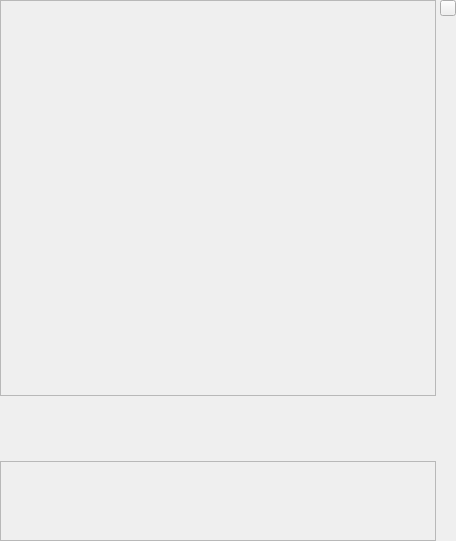
Before: the Qt Designer form wengophone/src/presentation/qt/chat/ChatWidget.ui in tkrotoff/WengoPhone, drawn with Qt 5.
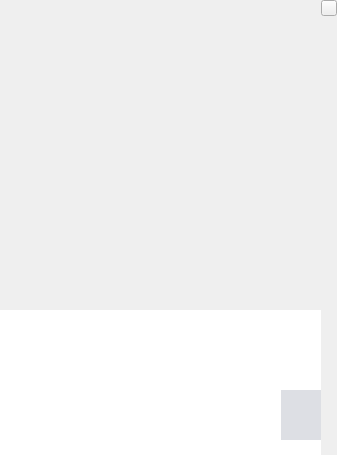
After: the same form once the commit is applied. Icons and pictures are not drawn.

Commit message: work on chat design

```diff
--- a/wengophone/src/presentation/qt/chat/ChatWidget.ui
+++ b/wengophone/src/presentation/qt/chat/ChatWidget.ui
@@ -8,8 +8,8 @@
    <rect>
     <x>0</x>
     <y>0</y>
-    <width>456</width>
-    <height>541</height>
+    <width>337</width>
+    <height>455</height>
    </rect>
   </property>
   <property name="windowTitle" >
@@ -20,20 +20,20 @@
     <number>0</number>
    </property>
    <property name="spacing" >
-    <number>4</number>
+    <number>0</number>
    </property>
    <item>
-    <layout class="QVBoxLayout" >
+    <layout class="QGridLayout" >
      <property name="margin" >
       <number>0</number>
      </property>
      <property name="spacing" >
       <number>0</number>
      </property>
-     <item>
+     <item row="0" column="0" >
       <widget class="QFrame" name="HistoryFrame" >
        <property name="frameShape" >
-        <enum>QFrame::StyledPanel</enum>
+        <enum>QFrame::NoFrame</enum>
        </property>
        <property name="frameShadow" >
         <enum>QFrame::Raised</enum>
@@ -72,7 +72,7 @@
        </layout>
       </widget>
      </item>
-     <item>
+     <item row="1" column="0" >
       <widget class="QStackedWidget" name="editActionStackedWidget" >
        <property name="enabled" >
         <bool>true</bool>
@@ -89,14 +89,279 @@
          <height>65</height>
         </size>
        </property>
+       <property name="palette" >
+        <palette>
+         <active>
+          <color>
+           <red>0</red>
+           <green>0</green>
+           <blue>0</blue>
+          </color>
+          <color>
+           <red>221</red>
+           <green>223</green>
+           <blue>228</blue>
+          </color>
+          <color>
+           <red>255</red>
+           <green>255</green>
+           <blue>255</blue>
+          </color>
+          <color>
+           <red>255</red>
+           <green>255</green>
+           <blue>255</blue>
+          </color>
+          <color>
+           <red>85</red>
+           <green>85</green>
+           <blue>85</blue>
+          </color>
+          <color>
+           <red>199</red>
+           <green>199</green>
+           <blue>199</blue>
+          </color>
+          <color>
+           <red>0</red>
+           <green>0</green>
+           <blue>0</blue>
+          </color>
+          <color>
+           <red>255</red>
+           <green>255</green>
+           <blue>255</blue>
+          </color>
+          <color>
+           <red>0</red>
+           <green>0</green>
+           <blue>0</blue>
+          </color>
+          <color>
+           <red>255</red>
+           <green>255</green>
+           <blue>255</blue>
+          </color>
+          <color>
+           <red>255</red>
+           <green>255</green>
+           <blue>255</blue>
+          </color>
+          <color>
+           <red>0</red>
+           <green>0</green>
+           <blue>0</blue>
+          </color>
+          <color>
+           <red>103</red>
+           <green>141</green>
+           <blue>178</blue>
+          </color>
+          <color>
+           <red>255</red>
+           <green>255</green>
+           <blue>255</blue>
+          </color>
+          <color>
+           <red>0</red>
+           <green>0</green>
+           <blue>238</blue>
+          </color>
+          <color>
+           <red>82</red>
+           <green>24</green>
+           <blue>139</blue>
+          </color>
+          <color>
+           <red>232</red>
+           <green>232</green>
+           <blue>232</blue>
+          </color>
+         </active>
+         <inactive>
+          <color>
+           <red>0</red>
+           <green>0</green>
+           <blue>0</blue>
+          </color>
+          <color>
+           <red>221</red>
+           <green>223</green>
+           <blue>228</blue>
+          </color>
+          <color>
+           <red>255</red>
+           <green>255</green>
+           <blue>255</blue>
+          </color>
+          <color>
+           <red>255</red>
+           <green>255</green>
+           <blue>255</blue>
+          </color>
+          <color>
+           <red>85</red>
+           <green>85</green>
+           <blue>85</blue>
+          </color>
+          <color>
+           <red>199</red>
+           <green>199</green>
+           <blue>199</blue>
+          </color>
+          <color>
+           <red>0</red>
+           <green>0</green>
+           <blue>0</blue>
+          </color>
+          <color>
+           <red>255</red>
+           <green>255</green>
+           <blue>255</blue>
+          </color>
+          <color>
+           <red>0</red>
+           <green>0</green>
+           <blue>0</blue>
+          </color>
+          <color>
+           <red>255</red>
+           <green>255</green>
+           <blue>255</blue>
+          </color>
+          <color>
+           <red>255</red>
+           <green>255</green>
+           <blue>255</blue>
+          </color>
+          <color>
+           <red>0</red>
+           <green>0</green>
+           <blue>0</blue>
+          </color>
+          <color>
+           <red>103</red>
+           <green>141</green>
+           <blue>178</blue>
+          </color>
+          <color>
+           <red>255</red>
+           <green>255</green>
+           <blue>255</blue>
+          </color>
+          <color>
+           <red>0</red>
+           <green>0</green>
+           <blue>238</blue>
+          </color>
+          <color>
+           <red>82</red>
+           <green>24</green>
+           <blue>139</blue>
+          </color>
+          <color>
+           <red>232</red>
+           <green>232</green>
+           <blue>232</blue>
+          </color>
+         </inactive>
+         <disabled>
+          <color>
+           <red>128</red>
+           <green>128</green>
+           <blue>128</blue>
+          </color>
+          <color>
+           <red>221</red>
+           <green>223</green>
+           <blue>228</blue>
+          </color>
+          <color>
+           <red>255</red>
+           <green>255</green>
+           <blue>255</blue>
+          </color>
+          <color>
+           <red>255</red>
+           <green>255</green>
+           <blue>255</blue>
+          </color>
+          <color>
+           <red>85</red>
+           <green>85</green>
+           <blue>85</blue>
+          </color>
+          <color>
+           <red>199</red>
+           <green>199</green>
+           <blue>199</blue>
+          </color>
+          <color>
+           <red>199</red>
+           <green>199</green>
+           <blue>199</blue>
+          </color>
+          <color>
+           <red>255</red>
+           <green>255</green>
+           <blue>255</blue>
+          </color>
+          <color>
+           <red>128</red>
+           <green>128</green>
+           <blue>128</blue>
+          </color>
+          <color>
+           <red>255</red>
+           <green>255</green>
+           <blue>255</blue>
+          </color>
+          <color>
+           <red>255</red>
+           <green>255</green>
+           <blue>255</blue>
+          </color>
+          <color>
+           <red>0</red>
+           <green>0</green>
+           <blue>0</blue>
+          </color>
+          <color>
+           <red>86</red>
+           <green>117</green>
+           <blue>148</blue>
+          </color>
+          <color>
+           <red>255</red>
+           <green>255</green>
+           <blue>255</blue>
+          </color>
+          <color>
+           <red>0</red>
+           <green>0</green>
+           <blue>238</blue>
+          </color>
+          <color>
+           <red>82</red>
+           <green>24</green>
+           <blue>139</blue>
+          </color>
+          <color>
+           <red>232</red>
+           <green>232</green>
+           <blue>232</blue>
+          </color>
+         </disabled>
+        </palette>
+       </property>
        <property name="autoFillBackground" >
-        <bool>false</bool>
+        <bool>true</bool>
        </property>
        <widget class="QWidget" name="page_7" />
        <widget class="QWidget" name="page_8" />
       </widget>
      </item>
-     <item>
+     <item row="2" column="0" >
       <widget class="QFrame" name="EditFrame" >
        <property name="minimumSize" >
         <size>
@@ -110,81 +375,598 @@
          <height>80</height>
         </size>
        </property>
+       <property name="palette" >
+        <palette>
+         <active>
+          <color>
+           <red>0</red>
+           <green>0</green>
+           <blue>0</blue>
+          </color>
+          <color>
+           <red>221</red>
+           <green>223</green>
+           <blue>228</blue>
+          </color>
+          <color>
+           <red>255</red>
+           <green>255</green>
+           <blue>255</blue>
+          </color>
+          <color>
+           <red>255</red>
+           <green>255</green>
+           <blue>255</blue>
+          </color>
+          <color>
+           <red>85</red>
+           <green>85</green>
+           <blue>85</blue>
+          </color>
+          <color>
+           <red>199</red>
+           <green>199</green>
+           <blue>199</blue>
+          </color>
+          <color>
+           <red>0</red>
+           <green>0</green>
+           <blue>0</blue>
+          </color>
+          <color>
+           <red>255</red>
+           <green>255</green>
+           <blue>255</blue>
+          </color>
+          <color>
+           <red>0</red>
+           <green>0</green>
+           <blue>0</blue>
+          </color>
+          <color>
+           <red>255</red>
+           <green>255</green>
+           <blue>255</blue>
+          </color>
+          <color>
+           <red>255</red>
+           <green>255</green>
+           <blue>255</blue>
+          </color>
+          <color>
+           <red>0</red>
+           <green>0</green>
+           <blue>0</blue>
+          </color>
+          <color>
+           <red>103</red>
+           <green>141</green>
+           <blue>178</blue>
+          </color>
+          <color>
+           <red>255</red>
+           <green>255</green>
+           <blue>255</blue>
+          </color>
+          <color>
+           <red>0</red>
+           <green>0</green>
+           <blue>238</blue>
+          </color>
+          <color>
+           <red>82</red>
+           <green>24</green>
+           <blue>139</blue>
+          </color>
+          <color>
+           <red>232</red>
+           <green>232</green>
+           <blue>232</blue>
+          </color>
+         </active>
+         <inactive>
+          <color>
+           <red>0</red>
+           <green>0</green>
+           <blue>0</blue>
+          </color>
+          <color>
+           <red>221</red>
+           <green>223</green>
+           <blue>228</blue>
+          </color>
+          <color>
+           <red>255</red>
+           <green>255</green>
+           <blue>255</blue>
+          </color>
+          <color>
+           <red>255</red>
+           <green>255</green>
+           <blue>255</blue>
+          </color>
+          <color>
+           <red>85</red>
+           <green>85</green>
+           <blue>85</blue>
+          </color>
+          <color>
+           <red>199</red>
+           <green>199</green>
+           <blue>199</blue>
+          </color>
+          <color>
+           <red>0</red>
+           <green>0</green>
+           <blue>0</blue>
+          </color>
+          <color>
+           <red>255</red>
+           <green>255</green>
+           <blue>255</blue>
+          </color>
+          <color>
+           <red>0</red>
+           <green>0</green>
+           <blue>0</blue>
+          </color>
+          <color>
+           <red>255</red>
+           <green>255</green>
+           <blue>255</blue>
+          </color>
+          <color>
+           <red>255</red>
+           <green>255</green>
+           <blue>255</blue>
+          </color>
+          <color>
+           <red>0</red>
+           <green>0</green>
+           <blue>0</blue>
+          </color>
+          <color>
+           <red>103</red>
+           <green>141</green>
+           <blue>178</blue>
+          </color>
+          <color>
+           <red>255</red>
+           <green>255</green>
+           <blue>255</blue>
+          </color>
+          <color>
+           <red>0</red>
+           <green>0</green>
+           <blue>238</blue>
+          </color>
+          <color>
+           <red>82</red>
+           <green>24</green>
+           <blue>139</blue>
+          </color>
+          <color>
+           <red>232</red>
+           <green>232</green>
+           <blue>232</blue>
+          </color>
+         </inactive>
+         <disabled>
+          <color>
+           <red>128</red>
+           <green>128</green>
+           <blue>128</blue>
+          </color>
+          <color>
+           <red>221</red>
+           <green>223</green>
+           <blue>228</blue>
+          </color>
+          <color>
+           <red>255</red>
+           <green>255</green>
+           <blue>255</blue>
+          </color>
+          <color>
+           <red>255</red>
+           <green>255</green>
+           <blue>255</blue>
+          </color>
+          <color>
+           <red>85</red>
+           <green>85</green>
+           <blue>85</blue>
+          </color>
+          <color>
+           <red>199</red>
+           <green>199</green>
+           <blue>199</blue>
+          </color>
+          <color>
+           <red>199</red>
+           <green>199</green>
+           <blue>199</blue>
+          </color>
+          <color>
+           <red>255</red>
+           <green>255</green>
+           <blue>255</blue>
+          </color>
+          <color>
+           <red>128</red>
+           <green>128</green>
+           <blue>128</blue>
+          </color>
+          <color>
+           <red>255</red>
+           <green>255</green>
+           <blue>255</blue>
+          </color>
+          <color>
+           <red>255</red>
+           <green>255</green>
+           <blue>255</blue>
+          </color>
+          <color>
+           <red>0</red>
+           <green>0</green>
+           <blue>0</blue>
+          </color>
+          <color>
+           <red>86</red>
+           <green>117</green>
+           <blue>148</blue>
+          </color>
+          <color>
+           <red>255</red>
+           <green>255</green>
+           <blue>255</blue>
+          </color>
+          <color>
+           <red>0</red>
+           <green>0</green>
+           <blue>238</blue>
+          </color>
+          <color>
+           <red>82</red>
+           <green>24</green>
+           <blue>139</blue>
+          </color>
+          <color>
+           <red>232</red>
+           <green>232</green>
+           <blue>232</blue>
+          </color>
+         </disabled>
+        </palette>
+       </property>
+       <property name="autoFillBackground" >
+        <bool>true</bool>
+       </property>
        <property name="frameShape" >
-        <enum>QFrame::StyledPanel</enum>
+        <enum>QFrame::NoFrame</enum>
        </property>
        <layout class="QGridLayout" >
         <property name="margin" >
          <number>0</number>
         </property>
         <property name="spacing" >
-         <number>3</number>
+         <number>0</number>
         </property>
+        <item row="0" column="1" >
+         <widget class="QPushButton" name="sendButton" >
+          <property name="sizePolicy" >
+           <sizepolicy>
+            <hsizetype>1</hsizetype>
+            <vsizetype>0</vsizetype>
+            <horstretch>0</horstretch>
+            <verstretch>0</verstretch>
+           </sizepolicy>
+          </property>
+          <property name="maximumSize" >
+           <size>
+            <width>50</width>
+            <height>50</height>
+           </size>
+          </property>
+          <property name="palette" >
+           <palette>
+            <active>
+             <color>
+              <red>0</red>
+              <green>0</green>
+              <blue>0</blue>
+             </color>
+             <color>
+              <red>221</red>
+              <green>223</green>
+              <blue>228</blue>
+             </color>
+             <color>
+              <red>255</red>
+              <green>255</green>
+              <blue>255</blue>
+             </color>
+             <color>
+              <red>255</red>
+              <green>255</green>
+              <blue>255</blue>
+             </color>
+             <color>
+              <red>85</red>
+              <green>85</green>
+              <blue>85</blue>
+             </color>
+             <color>
+              <red>199</red>
+              <green>199</green>
+              <blue>199</blue>
+             </color>
+             <color>
+              <red>0</red>
+              <green>0</green>
+              <blue>0</blue>
+             </color>
+             <color>
+              <red>255</red>
+              <green>255</green>
+              <blue>255</blue>
+             </color>
+             <color>
+              <red>0</red>
+              <green>0</green>
+              <blue>0</blue>
+             </color>
+             <color>
+              <red>255</red>
+              <green>255</green>
+              <blue>255</blue>
+             </color>
+             <color>
+              <red>255</red>
+              <green>255</green>
+              <blue>255</blue>
+             </color>
+             <color>
+              <red>0</red>
+              <green>0</green>
+              <blue>0</blue>
+             </color>
+             <color>
+              <red>103</red>
+              <green>141</green>
+              <blue>178</blue>
+             </color>
+             <color>
+              <red>255</red>
+              <green>255</green>
+              <blue>255</blue>
+             </color>
+             <color>
+              <red>0</red>
+              <green>0</green>
+              <blue>238</blue>
+             </color>
+             <color>
+              <red>82</red>
+              <green>24</green>
+              <blue>139</blue>
+             </color>
+             <color>
+              <red>232</red>
+              <green>232</green>
+              <blue>232</blue>
+             </color>
+            </active>
+            <inactive>
+             <color>
+              <red>0</red>
+              <green>0</green>
+              <blue>0</blue>
+             </color>
+             <color>
+              <red>221</red>
+              <green>223</green>
+              <blue>228</blue>
+             </color>
+             <color>
+              <red>255</red>
+              <green>255</green>
+              <blue>255</blue>
+             </color>
+             <color>
+              <red>255</red>
+              <green>255</green>
+              <blue>255</blue>
+             </color>
+             <color>
+              <red>85</red>
+              <green>85</green>
+              <blue>85</blue>
+             </color>
+             <color>
+              <red>199</red>
+              <green>199</green>
+              <blue>199</blue>
+             </color>
+             <color>
+              <red>0</red>
+              <green>0</green>
+              <blue>0</blue>
+             </color>
+             <color>
+              <red>255</red>
+              <green>255</green>
+              <blue>255</blue>
+             </color>
+             <color>
+              <red>0</red>
+              <green>0</green>
+              <blue>0</blue>
+             </color>
+             <color>
+              <red>255</red>
+              <green>255</green>
+              <blue>255</blue>
+             </color>
+             <color>
+              <red>255</red>
+              <green>255</green>
+              <blue>255</blue>
+             </color>
+             <color>
+              <red>0</red>
+              <green>0</green>
+              <blue>0</blue>
+             </color>
+             <color>
+              <red>103</red>
+              <green>141</green>
+              <blue>178</blue>
+             </color>
+             <color>
+              <red>255</red>
+              <green>255</green>
+              <blue>255</blue>
+             </color>
+             <color>
+              <red>0</red>
+              <green>0</green>
+              <blue>238</blue>
+             </color>
+             <color>
+              <red>82</red>
+              <green>24</green>
+              <blue>139</blue>
+             </color>
+             <color>
+              <red>232</red>
+              <green>232</green>
+              <blue>232</blue>
+             </color>
+            </inactive>
+            <disabled>
+             <color>
+              <red>128</red>
+              <green>128</green>
+              <blue>128</blue>
+             </color>
+             <color>
+              <red>221</red>
+              <green>223</green>
+              <blue>228</blue>
+             </color>
+             <color>
+              <red>255</red>
+              <green>255</green>
+              <blue>255</blue>
+             </color>
+             <color>
+              <red>255</red>
+              <green>255</green>
+              <blue>255</blue>
+             </color>
+             <color>
+              <red>85</red>
+              <green>85</green>
+              <blue>85</blue>
+             </color>
+             <color>
+              <red>199</red>
+              <green>199</green>
+              <blue>199</blue>
+             </color>
+             <color>
+              <red>199</red>
+              <green>199</green>
+              <blue>199</blue>
+             </color>
+             <color>
+              <red>255</red>
+              <green>255</green>
+              <blue>255</blue>
+             </color>
+             <color>
+              <red>128</red>
+              <green>128</green>
+              <blue>128</blue>
+             </color>
+             <color>
+              <red>255</red>
+              <green>255</green>
+              <blue>255</blue>
+             </color>
+             <color>
+              <red>255</red>
+              <green>255</green>
+              <blue>255</blue>
+             </color>
+             <color>
+              <red>0</red>
+              <green>0</green>
+              <blue>0</blue>
+             </color>
+             <color>
+              <red>86</red>
+              <green>117</green>
+              <blue>148</blue>
+             </color>
+             <color>
+              <red>255</red>
+              <green>255</green>
+              <blue>255</blue>
+             </color>
+             <color>
+              <red>0</red>
+              <green>0</green>
+              <blue>238</blue>
+             </color>
+             <color>
+              <red>82</red>
+              <green>24</green>
+              <blue>139</blue>
+             </color>
+             <color>
+              <red>232</red>
+              <green>232</green>
+              <blue>232</blue>
+             </color>
+            </disabled>
+           </palette>
+          </property>
+          <property name="autoFillBackground" >
+           <bool>true</bool>
+          </property>
+          <property name="text" >
+           <string/>
+          </property>
+          <property name="icon" >
+           <iconset resource="../wengophone.qrc" >:/pics/chat/chat_send.png</iconset>
+          </property>
+          <property name="iconSize" >
+           <size>
+            <width>50</width>
+            <height>50</height>
+           </size>
+          </property>
+          <property name="flat" >
+           <bool>true</bool>
+          </property>
+         </widget>
+        </item>
         <item row="0" column="0" >
-         <widget class="QFrame" name="frame" >
-          <property name="frameShape" >
-           <enum>QFrame::NoFrame</enum>
+         <widget class="QStackedWidget" name="editStackedWidget" >
+          <property name="maximumSize" >
+           <size>
+            <width>16777215</width>
+            <height>16777215</height>
+           </size>
           </property>
-          <property name="frameShadow" >
-           <enum>QFrame::Raised</enum>
+          <property name="currentIndex" >
+           <number>1</number>
           </property>
-          <layout class="QGridLayout" >
-           <property name="margin" >
-            <number>0</number>
-           </property>
-           <property name="spacing" >
-            <number>0</number>
-           </property>
-           <item row="0" column="0" >
-            <widget class="QStackedWidget" name="editStackedWidget" >
-             <property name="maximumSize" >
-              <size>
-               <width>16777215</width>
-               <height>16777215</height>
-              </size>
-             </property>
-             <property name="currentIndex" >
-              <number>1</number>
-             </property>
-             <widget class="QWidget" name="page_3" />
-             <widget class="QWidget" name="page_4" />
-            </widget>
-           </item>
-           <item row="0" column="1" >
-            <widget class="QPushButton" name="sendButton" >
-             <property name="minimumSize" >
-              <size>
-               <width>56</width>
-               <height>56</height>
-              </size>
-             </property>
-             <property name="maximumSize" >
-              <size>
-               <width>56</width>
-               <height>56</height>
-              </size>
-             </property>
-             <property name="autoFillBackground" >
-              <bool>true</bool>
-             </property>
-             <property name="text" >
-              <string/>
-             </property>
-             <property name="icon" >
-              <iconset resource="../wengophone.qrc" >:/pics/chat/chat_send.png</iconset>
-             </property>
-             <property name="iconSize" >
-              <size>
-               <width>50</width>
-               <height>50</height>
-              </size>
-             </property>
-             <property name="flat" >
-              <bool>true</bool>
-             </property>
-            </widget>
-           </item>
-          </layout>
+          <widget class="QWidget" name="page_3" />
+          <widget class="QWidget" name="page_4" />
          </widget>
         </item>
        </layout>
```
